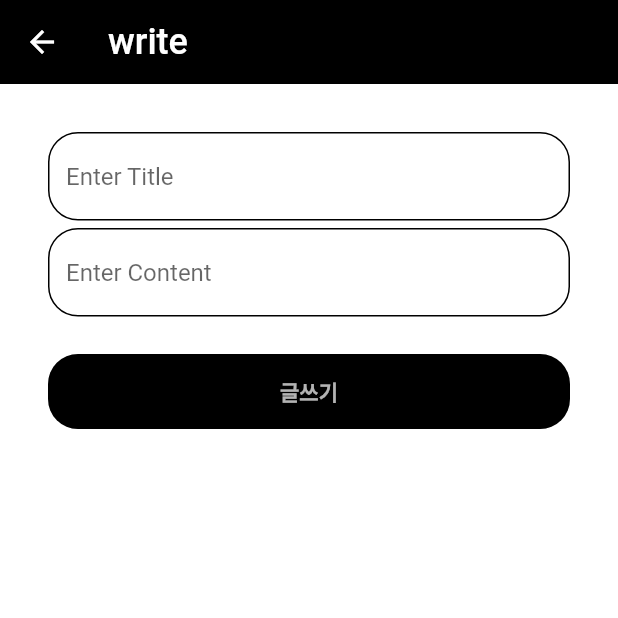
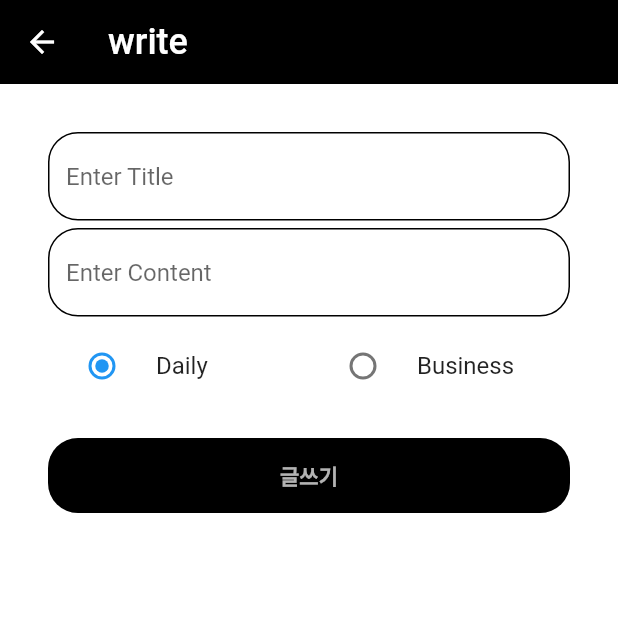
Before and after one commit to codingspecialist/flutter_midium_project_junghuk, a Flutter app: the screen it shows after launch, after a tap on an icon or button, on a phone screen of 412 x 824 dp, the top half of it. Run offline on Flutter 3.47's test engine with Material 2 defaults, Android fonts, the phone set to English and light mode, and no system bars; network calls fail.

Commit message:
post role 설정 완료

```diff
--- a/lib/components/custom_post_text_view.dart
+++ b/lib/components/custom_post_text_view.dart
@@ -2,7 +2,8 @@ import 'package:flutter/cupertino.dart';
 import 'package:flutter/material.dart';
 
 class CustomPostTextView extends StatelessWidget {
-  const CustomPostTextView({Key? key}) : super(key: key);
+  final number;
+  const CustomPostTextView(this.number, {Key? key}) : super(key: key);
 
   @override
   Widget build(BuildContext context) {
@@ -23,7 +24,8 @@ class CustomPostTextView extends StatelessWidget {
                 children: [
                   CircleAvatar(
                     radius: 16,
-                    backgroundImage: AssetImage("assets/images/cat1.jpg"),
+                    backgroundImage: NetworkImage(
+                        "https://picsum.photos/id/$number/200/300"),
                   ),
                   SizedBox(width: 10),
                   Text(
--- a/lib/components/custom_post_view.dart
+++ b/lib/components/custom_post_view.dart
@@ -2,7 +2,8 @@ import 'package:flutter/cupertino.dart';
 import 'package:flutter/material.dart';
 
 class CustomPostView extends StatelessWidget {
-  const CustomPostView({Key? key}) : super(key: key);
+  final number;
+  const CustomPostView(this.number, {Key? key}) : super(key: key);
 
   @override
   Widget build(BuildContext context) {
@@ -40,8 +41,8 @@ class CustomPostView extends StatelessWidget {
                   padding: EdgeInsets.all(4.0),
                   child: Column(
                     children: [
-                      Image.asset(
-                        "assets/images/cat1.jpg",
+                      Image.network(
+                        "https://picsum.photos/id/$number/200/300",
                         width: 100,
                         height: 60,
                         fit: BoxFit.cover,
--- a/lib/components/custom_text_form_field.dart
+++ b/lib/components/custom_text_form_field.dart
@@ -3,13 +3,15 @@ import 'package:flutter_midium_project/models/size.dart';
 
 class CustomTextFormField extends StatelessWidget {
   final String text;
-  const CustomTextFormField(this.text);
+  final controller;
+  const CustomTextFormField(this.text, {this.controller});
 
   @override
   Widget build(BuildContext context) {
     return Padding(
       padding: const EdgeInsets.only(bottom: 5),
       child: TextFormField(
+        controller: controller,
         validator: (value) => value!.isEmpty ? "Please enter some text" : null,
         obscureText: text == "Password" ? true : false,
         decoration: InputDecoration(
--- a/lib/pages/main_holder_page/explore_page/explore_page.dart
+++ b/lib/pages/main_holder_page/explore_page/explore_page.dart
@@ -15,7 +15,7 @@ class ExplorePage extends StatelessWidget {
       body: Padding(
           padding: const EdgeInsets.all(16.0),
           child: ListView.separated(
-              itemBuilder: (context, index) => CustomPostTextView(),
+              itemBuilder: (context, index) => CustomPostTextView(index),
               separatorBuilder: (context, index) => const Divider(),
               itemCount: 10)),
     );
--- a/lib/pages/main_holder_page/home_page/home_page.dart
+++ b/lib/pages/main_holder_page/home_page/home_page.dart
@@ -51,13 +51,13 @@ class _TabPageState extends State<HomePage> with TickerProviderStateMixin {
       children: [
         ListView.separated(
             itemBuilder: (context, index) {
-              return CustomPostView();
+              return CustomPostView(index);
             },
             separatorBuilder: (context, index) => Divider(height: 5),
             itemCount: 10),
         ListView.separated(
             itemBuilder: (context, index) {
-              return CustomPostView();
+              return CustomPostView(index);
             },
             separatorBuilder: (context, index) => Divider(height: 5),
             itemCount: 10),
--- a/lib/pages/main_holder_page/profile_page/profile_page.dart
+++ b/lib/pages/main_holder_page/profile_page/profile_page.dart
@@ -73,7 +73,7 @@ class _TabPageState extends State<ProfilePage> with TickerProviderStateMixin {
         ListView.separated(
             itemBuilder: (context, index) {
               return Container(
-                child: (CustomPostTextView()),
+                child: (CustomPostTextView(index)),
               );
             },
             separatorBuilder: (context, index) => Divider(),
@@ -81,7 +81,7 @@ class _TabPageState extends State<ProfilePage> with TickerProviderStateMixin {
         ListView.separated(
             itemBuilder: (context, index) {
               return Container(
-                child: (CustomPostTextView()),
+                child: (CustomPostTextView(index)),
               );
             },
             separatorBuilder: (context, index) => Divider(),
--- a/lib/pages/main_holder_page/your_library_page/your_library_page.dart
+++ b/lib/pages/main_holder_page/your_library_page/your_library_page.dart
@@ -18,7 +18,7 @@ class YourLibraryPage extends StatelessWidget {
             children: [
               Expanded(
                 child: ListView.separated(
-                    itemBuilder: (context, index) => CustomPostTextView(),
+                    itemBuilder: (context, index) => CustomPostTextView(index),
                     separatorBuilder: (context, index) => const Divider(),
                     itemCount: 10),
               ),
--- a/lib/pages/post_write_page/components/custom_post_write_form.dart
+++ b/lib/pages/post_write_page/components/custom_post_write_form.dart
@@ -1,11 +1,18 @@
 import 'package:flutter/material.dart';
 import 'package:flutter_midium_project/components/custom_button.dart';
-import 'package:flutter_midium_project/components/custom_text_button.dart';
 import 'package:flutter_midium_project/components/custom_text_form_field.dart';
 import 'package:flutter_midium_project/models/size.dart';
 
-class CustomPostWriteForm extends StatelessWidget {
+class CustomPostWriteForm extends StatefulWidget {
+  @override
+  State<CustomPostWriteForm> createState() => _CustomPostWriteFormState();
+}
+
+class _CustomPostWriteFormState extends State<CustomPostWriteForm> {
   final _formKey = GlobalKey<FormState>();
+  final _title = TextEditingController(); // 추가
+  final _content = TextEditingController(); // 추가
+  String _role = "daily";
 
   @override
   Widget build(BuildContext context) {
@@ -17,6 +24,34 @@ class CustomPostWriteForm extends StatelessWidget {
           children: [
             CustomTextFormField("Title"),
             CustomTextFormField("Content"),
+            Row(
+              children: [
+                Expanded(
+                  child: RadioListTile(
+                    title: Text("Daily"),
+                    value: "daily",
+                    groupValue: _role,
+                    onChanged: (value) {
+                      setState(() {
+                        _role = value.toString();
+                      });
+                    },
+                  ),
+                ),
+                Expanded(
+                  child: RadioListTile(
+                    title: Text("Business"),
+                    value: "business",
+                    groupValue: _role,
+                    onChanged: (value) {
+                      setState(() {
+                        _role = value.toString();
+                      });
+                    },
+                  ),
+                ),
+              ],
+            ),
             SizedBox(height: large_gap),
             CustomButton(() {}, "글쓰기"),
           ],
--- a/lib/pages/post_write_page/post_write_page.dart
+++ b/lib/pages/post_write_page/post_write_page.dart
@@ -16,7 +16,9 @@ class PostWritePage extends StatelessWidget {
       ),
       body: Padding(
         padding: const EdgeInsets.all(16.0),
-        child: CustomPostWriteForm(),
+        child: ListView(
+          children: [CustomPostWriteForm()],
+        ),
       ),
     );
   }
```
Also changed, not shown: lib/pages/profile_update_page/components/profile_image_form.dart (deleted, +0 -35 lines), lib/pages/profile_update_page/profile_update_page.dart (+34 -9 lines).
